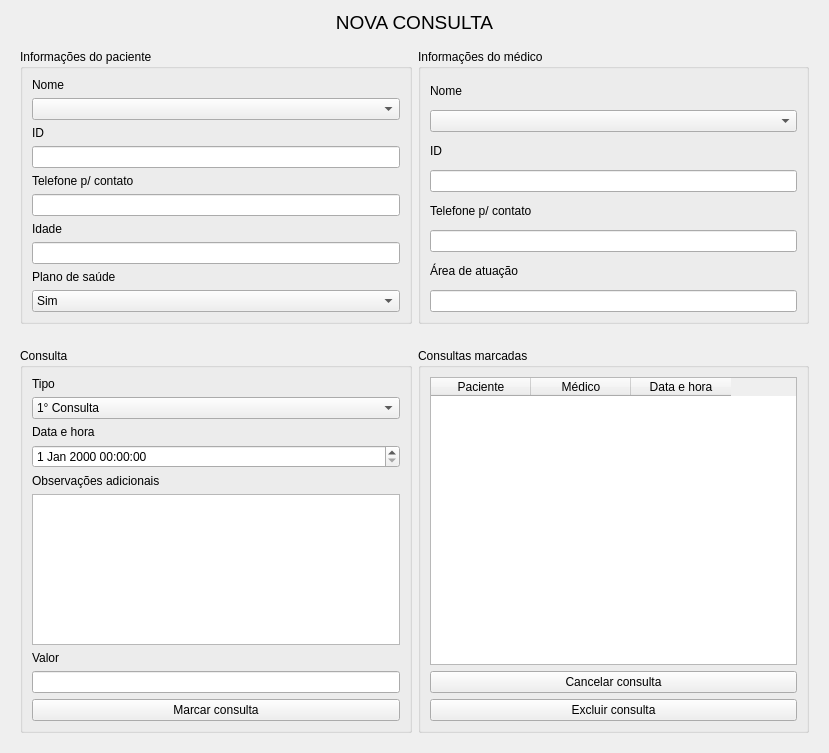
Before: the Qt Designer form ui/consulta.ui in mateusangeli/PEPMED, drawn with Qt 5.
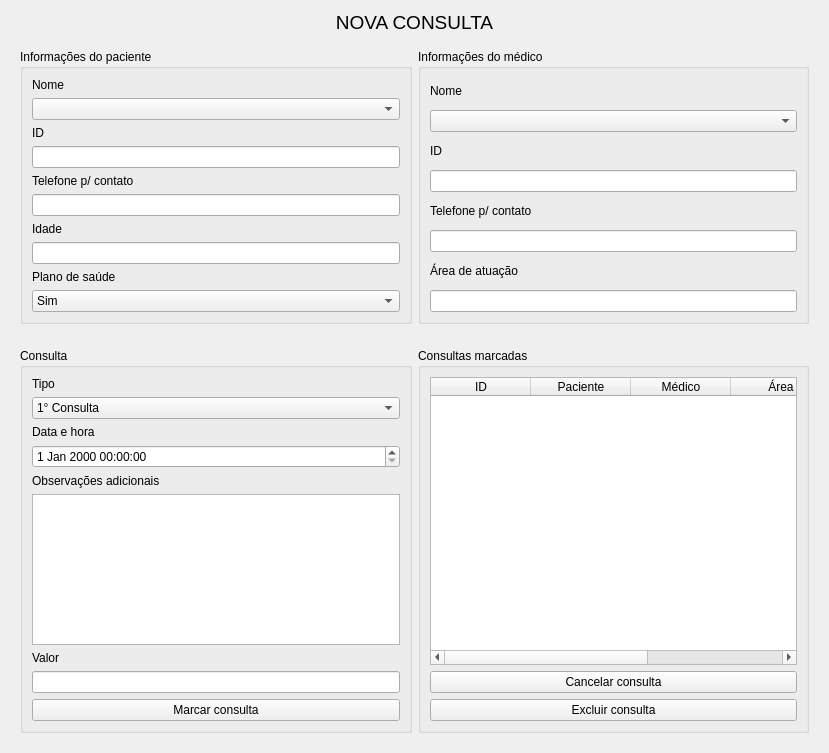
After: the same form once the commit is applied.

```diff
--- a/ui/consulta.ui
+++ b/ui/consulta.ui
@@ -272,6 +272,11 @@
         <layout class="QVBoxLayout" name="verticalLayout_2">
          <item>
           <widget class="QTableWidget" name="tableWidget">
+           <column>
+            <property name="text">
+             <string>ID</string>
+            </property>
+           </column>
            <column>
             <property name="text">
              <string>Paciente</string>
@@ -282,6 +287,11 @@
              <string>Médico</string>
             </property>
            </column>
+           <column>
+            <property name="text">
+             <string>Área</string>
+            </property>
+           </column>
            <column>
             <property name="text">
              <string>Data e hora</string>
```
Left out of the diff: 2 changed lines with no effect on the pictures.
